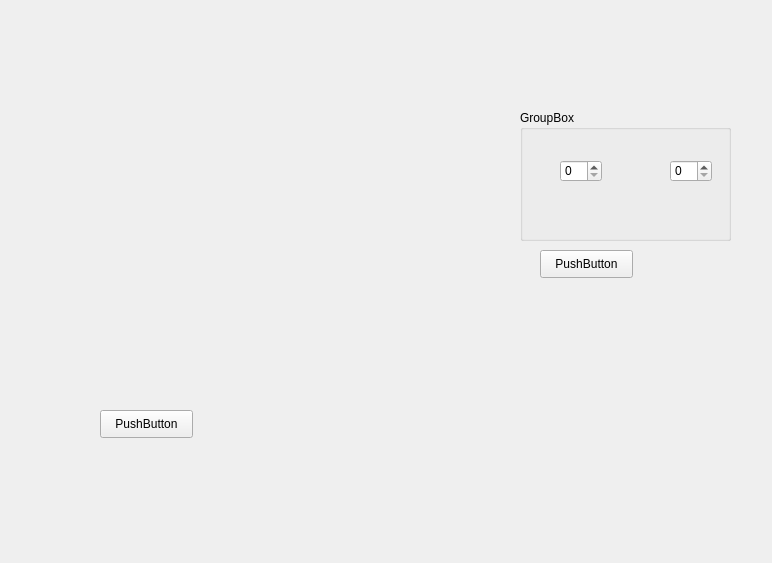
Before: the Qt Designer form lab1.ui in FabiJenne/IoT_lab1, drawn with Qt 5.
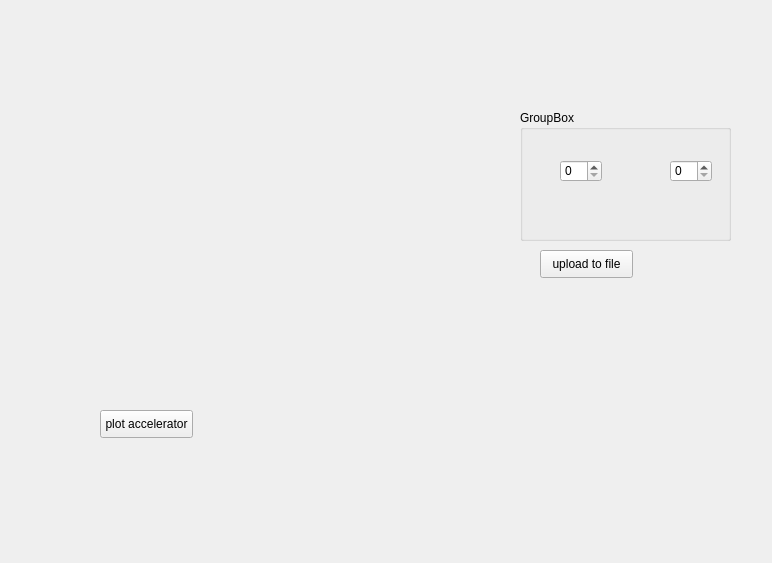
After: the same form once the commit is applied. Custom widgets are drawn as their Qt base class.

Commit message: buttons with text

Patch:
```diff
--- a/lab1.ui
+++ b/lab1.ui
@@ -23,7 +23,7 @@
     </rect>
    </property>
    <property name="text">
-    <string>PushButton</string>
+    <string>plot accelerator</string>
    </property>
   </widget>
   <widget class="QGroupBox" name="groupBox">
@@ -79,7 +79,7 @@
     </rect>
    </property>
    <property name="text">
-    <string>PushButton</string>
+    <string>upload to file</string>
    </property>
   </widget>
  </widget>
```
The commit also changes 1 other file.
